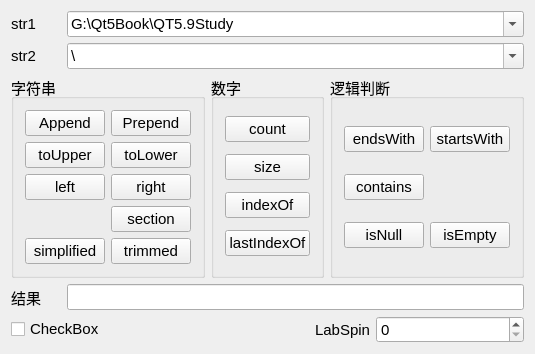
The window that widget.ui (hrw369/mytest1) describes before a commit, drawn with Qt 5.
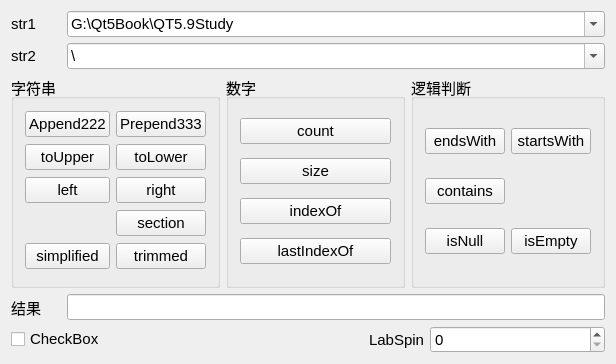
The same window after the commit.

The edit to the form file:
```diff
--- a/widget.ui
+++ b/widget.ui
@@ -6,8 +6,8 @@
    <rect>
     <x>0</x>
     <y>0</y>
-    <width>526</width>
-    <height>339</height>
+    <width>616</width>
+    <height>364</height>
    </rect>
   </property>
   <property name="font">
@@ -116,14 +116,14 @@
         <item row="0" column="0">
          <widget class="QPushButton" name="pushButton">
           <property name="text">
-           <string>Append</string>
+           <string>Append222</string>
           </property>
          </widget>
         </item>
         <item row="0" column="1">
          <widget class="QPushButton" name="pushButton_2">
           <property name="text">
-           <string>Prepend</string>
+           <string>Prepend333</string>
           </property>
          </widget>
         </item>
```
